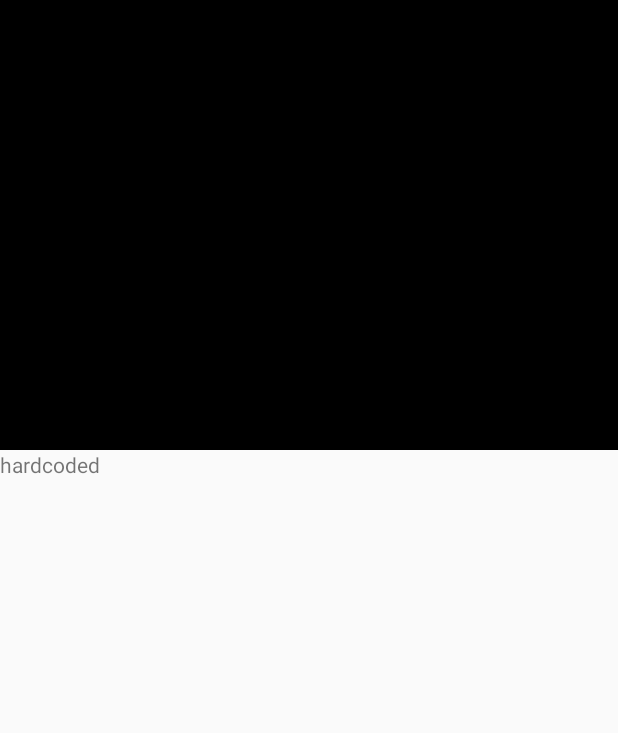
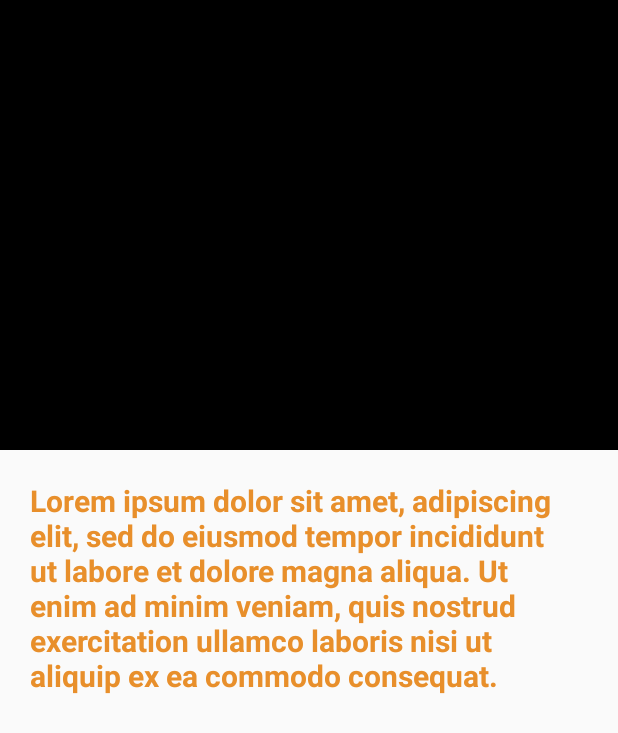
Before and after one commit to CharlesRitter/breadcrumbs, an Android app: the layout story_view.xml on its own in the app's theme, with its tools: preview values and no code run, on a phone screen of 412 x 824 dp. Shown: the top 733 px of the screen. Run offline under Robolectric (Android 15) with nearby library versions, the light colour scheme and no system bars.

Commit message:
Feed Edits

```diff
--- a/app/src/main/res/layout/story_view.xml
+++ b/app/src/main/res/layout/story_view.xml
@@ -13,11 +13,17 @@
         android:scaleType="centerCrop"
         android:background="#000"
         app:layout_constraintTop_toTopOf="parent"/>
+
     <TextView
         android:id="@+id/storyCaption"
         android:layout_width="match_parent"
         android:layout_height="wrap_content"
+        android:layout_margin="20sp"
         android:minHeight="50dp"
-        android:text="hardcoded"/>
+        android:text="@string/dummy_text"
+        android:textAlignment="viewStart"
+        android:textColor="#E88F2B"
+        android:textSize="20sp"
+        android:textStyle="bold" />
 
 </LinearLayout>
--- a/app/src/main/res/values/strings.xml
+++ b/app/src/main/res/values/strings.xml
@@ -8,4 +8,9 @@
     <string name="temp_image">uploadImage</string>
     <string name="pinWhite">pinW</string>
     <string name="form_name">formName</string>
+    <string name="dummy_text">Lorem ipsum dolor sit amet,
+        adipiscing elit, sed do eiusmod tempor incididunt ut
+        labore et dolore magna aliqua. Ut enim ad minim veniam,
+        quis nostrud exercitation ullamco laboris nisi ut aliquip
+        ex ea commodo consequat.</string>
 </resources>
```
